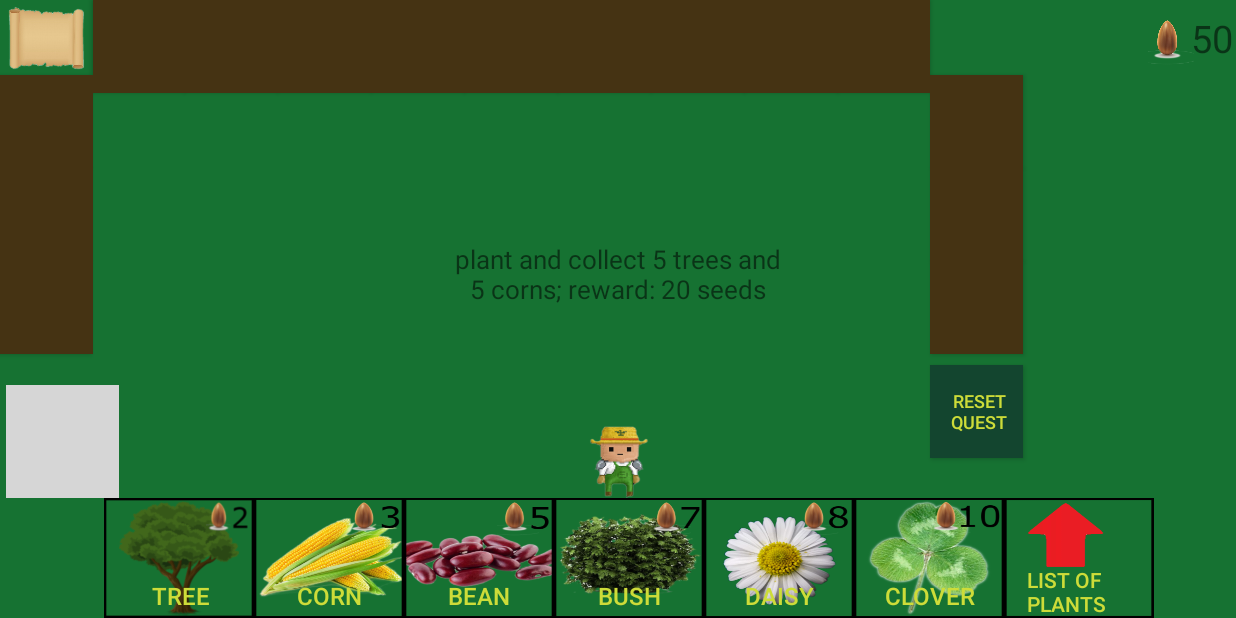
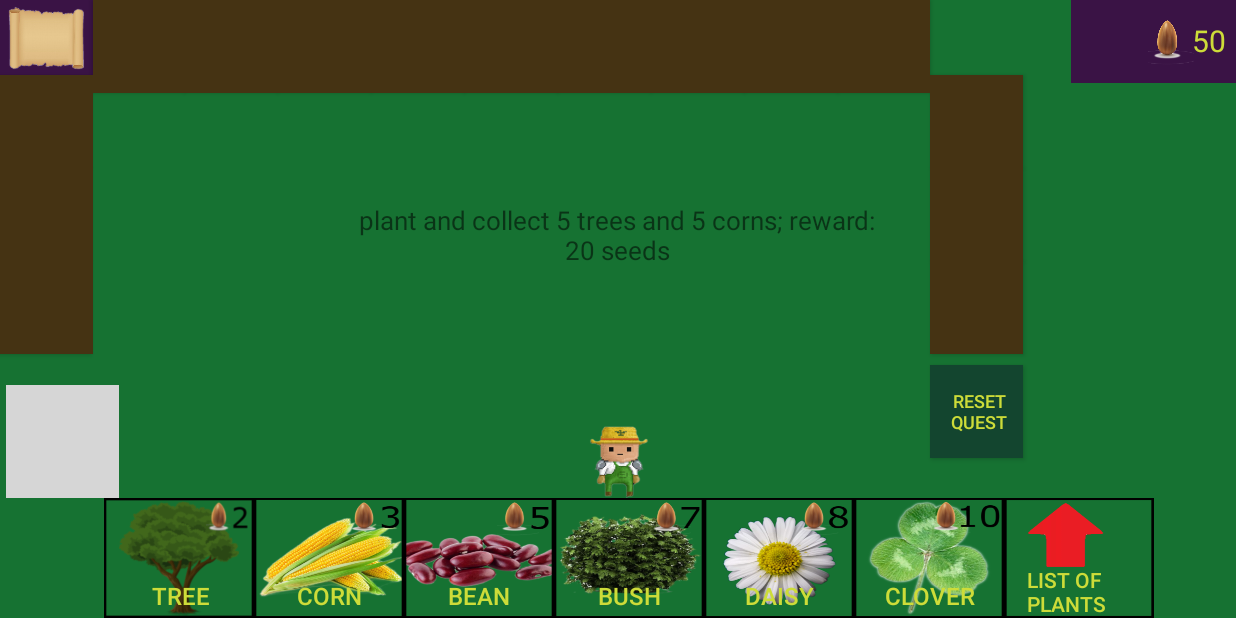
Before and after one commit to michsak/The-Little-Gardener, an Android app: the PlayGameActivity screen opened directly, with no data from a screen before it, on a phone screen of 824 x 412 dp (held sideways). Run offline under Robolectric (Android 15) with nearby library versions, the phone set to English and light mode, and no system bars; libraries missing offline, so code that uses them is left out: com.zerokol.views; plain views replace JoystickView; Roboto replaces fonts that are not available here; 3 statements that could not run were skipped; grey boxes are pictures that could not be loaded.

Commit message:
quest info textview size increase, increase distance from button, smaller score font, music loop, more seeds for dandelion

```diff
--- a/app/src/main/java/com/project/TheLittleGardener/GrowingUpParams.java
+++ b/app/src/main/java/com/project/TheLittleGardener/GrowingUpParams.java
@@ -5,8 +5,8 @@ import android.widget.Button;
 /**Contains time variables of growing plants and essential methods for plant-growing*/
 public interface GrowingUpParams
 {
-    int timeOfGrowingSeedling = 10000;
-    int growingTimeInterval = 1000;
+    public int timeOfGrowingSeedling = 10000;
+    public int growingTimeInterval = 1000;
 
     void countDownToPlantSeedling(Button button);
     void collectOrSetUpPlant(Button button, int resource);
--- a/app/src/main/java/com/project/TheLittleGardener/MainActivity.java
+++ b/app/src/main/java/com/project/TheLittleGardener/MainActivity.java
@@ -9,7 +9,6 @@ import android.view.View;
 /**Main game menu*/
 public class MainActivity extends AppCompatActivity
 {
-    private MediaPlayer mediaPlayer;
     private MusicManager menuMusicManager;
 
     @Override
@@ -33,6 +32,7 @@ public class MainActivity extends AppCompatActivity
     public void helpAction(View view)
     {
         startActivity(new Intent(MainActivity.this, HelpActivity.class));
+        menuMusicManager.stopMusic();
     }
 
     public void exitGame (View view)
@@ -42,7 +42,7 @@ public class MainActivity extends AppCompatActivity
 
     private void playMusic()
     {
-        menuMusicManager = new MusicManager(mediaPlayer);
+        menuMusicManager = new MusicManager(new MediaPlayer());
         menuMusicManager.mp = MediaPlayer.create(this, R.raw.menu);
         menuMusicManager.playMusic();
     }
--- a/app/src/main/java/com/project/TheLittleGardener/MusicManager.java
+++ b/app/src/main/java/com/project/TheLittleGardener/MusicManager.java
@@ -10,6 +10,7 @@ public class MusicManager
     MusicManager(MediaPlayer mp)
     {
         this.mp = mp;
+        mp.setLooping(true);
     }
 
     public void playMusic()
--- a/app/src/main/java/com/project/TheLittleGardener/PlantManager.java
+++ b/app/src/main/java/com/project/TheLittleGardener/PlantManager.java
@@ -2,7 +2,6 @@ package com.project.TheLittleGardener;
 
 import android.graphics.Color;
 import android.os.CountDownTimer;
-import android.util.Log;
 import android.widget.Button;
 
 /**Manages growing plant process*/
--- a/app/src/main/java/com/project/TheLittleGardener/PlantsCostAndReward.java
+++ b/app/src/main/java/com/project/TheLittleGardener/PlantsCostAndReward.java
@@ -6,7 +6,7 @@ import java.util.HashMap;
 public class PlantsCostAndReward
 {
     public final static int[] costOfPlants = new int [] {2, 3, 5, 7, 8, 10, 8, 8, 12, 15, 16, 17, 18, 20, 50};
-    public final static int[] rewardOfPlants = new int [] {1, 2, 4, 5, 8, 12, 4, 6, 12, 12, 15, 15, 17, 22, 10};
+    public final static int[] rewardOfPlants = new int [] {1, 2, 4, 5, 8, 12, 4, 6, 12, 12, 15, 15, 17, 22, 30};
 
     private static HashMap<Integer, GrownPlantsContainer> growingPlantsContainerWithIndexDict;
     private static HashMap<String, Integer> costOfEachPlant;
--- a/app/src/main/java/com/project/TheLittleGardener/PlayGameActivity.java
+++ b/app/src/main/java/com/project/TheLittleGardener/PlayGameActivity.java
@@ -14,17 +14,16 @@ import android.widget.Toast;
 import java.util.HashSet;
 
 //TODO
-//wider seed in tree and a little bit smaller seed text
-
 //gardener walking and watering animation
 //buying avatars
+//better movement system
+//better graphics
 
 public class PlayGameActivity extends AppCompatActivity
 {
     private static TextView scoreTextView;
     private static TextView plantQuestTextView;
-    private final float distanceFromButton = 230f;
-    private MediaPlayer mediaPlayer;
+    private final float distanceFromButton = 330f;
     private PlantManager[] plantManager;
     private ViewsHolder viewsHolder;
     private Joystick mainJoystick;
@@ -61,7 +60,7 @@ public class PlayGameActivity extends AppCompatActivity
 
     private void playMainSceneMusic()
     {
-        MusicManager gameMusicManager = new MusicManager(mediaPlayer);
+        MusicManager gameMusicManager = new MusicManager(new MediaPlayer());
         gameMusicManager.mp = MediaPlayer.create(this, R.raw.plantasia);
         gameMusicManager.playMusic();
     }
@@ -69,7 +68,8 @@ public class PlayGameActivity extends AppCompatActivity
     private void findNecessaryViews()
     {
         viewsHolder = new ViewsHolder(findViewById(R.id.playerView), findViewById(R.id.constraintLayout),
-                findViewById(R.id.joystickView), findViewById(R.id.plantInfoTextView), findViewById(R.id.listView));
+                findViewById(R.id.joystickView), findViewById(R.id.plantInfoTextView), findViewById(R.id.listView),
+                findViewById(R.id.backgroundView2), findViewById(R.id.backgroundView3));
         scoreTextView = findViewById(R.id.scoreText);
         plantQuestTextView = findViewById(R.id.plantQuestTextView);
     }
@@ -167,7 +167,8 @@ public class PlayGameActivity extends AppCompatActivity
     public void onClickButtonDropDownBoxList (View view)
     {
         CustomAdapter adapter = new CustomAdapter(this, dropDownListText, dropDownListImages, viewsHolder.parentView,
-                viewsHolder.player, viewsHolder.listView, plantQuestTextView, viewsHolder.plantInfoTextView);
+                viewsHolder.player, viewsHolder.listView, plantQuestTextView, viewsHolder.plantInfoTextView, viewsHolder.backgroundViewUnderPerch,
+                viewsHolder.backgroundViewUnderScore);
         viewsHolder.listView.setAdapter(adapter);
     }
 
--- a/app/src/main/java/com/project/TheLittleGardener/ViewsHolder.java
+++ b/app/src/main/java/com/project/TheLittleGardener/ViewsHolder.java
@@ -14,13 +14,18 @@ public class ViewsHolder
     public JoystickView joystickView;
     public TextView plantInfoTextView;
     public ListView listView;
+    public ImageView backgroundViewUnderPerch;
+    public ImageView backgroundViewUnderScore;
 
-    ViewsHolder(View player, View parentView, View joystickView, View plantInfoTextView, View listView)
+    ViewsHolder(View player, View parentView, View joystickView, View plantInfoTextView, View listView,
+                View backgroundViewUnderPerch, View backgroundViewUnderScore)
     {
         this.player = (ImageView) player;
         this.parentView = (View) parentView;
         this.joystickView = (JoystickView) joystickView;
         this.plantInfoTextView = (TextView) plantInfoTextView;
         this.listView = (ListView) listView;
+        this.backgroundViewUnderPerch = (ImageView) backgroundViewUnderPerch;
+        this.backgroundViewUnderScore = (ImageView) backgroundViewUnderScore;
     }
 }
--- a/app/src/main/res/layout/activity_play_game.xml
+++ b/app/src/main/res/layout/activity_play_game.xml
@@ -19,15 +19,42 @@
         app:layout_constraintTop_toTopOf="parent"
         app:srcCompat="@drawable/game_background" />
 
+    <ImageView
+        android:id="@+id/backgroundView2"
+        android:layout_width="62dp"
+        android:layout_height="55dp"
+        android:foregroundGravity="center_vertical|center_horizontal"
+        android:scaleType="centerCrop"
+        app:layout_constraintBottom_toBottomOf="parent"
+        app:layout_constraintEnd_toEndOf="parent"
+        app:layout_constraintStart_toStartOf="parent"
+        app:layout_constraintTop_toTopOf="parent"
+        app:srcCompat="@color/purple" />
+
+    <ImageView
+        android:id="@+id/backgroundView3"
+        android:layout_width="110dp"
+        android:layout_height="55dp"
+        android:foregroundGravity="center_vertical|center_horizontal"
+        android:scaleType="centerCrop"
+        android:layout_alignEnd="@id/backgroundView"
+        app:layout_constraintBottom_toBottomOf="parent"
+        app:layout_constraintEnd_toEndOf="parent"
+        app:layout_constraintStart_toStartOf="parent"
+        app:layout_constraintTop_toTopOf="parent"
+        app:srcCompat="@color/purple" />
+
     <TextView
         android:id="@+id/scoreText"
-        android:layout_width="30dp"
+        android:layout_width="35dp"
         android:layout_height="wrap_content"
         android:layout_alignParentRight="true"
-        android:layout_marginTop="8dp"
+        android:layout_marginTop="13dp"
         android:layout_marginEnd="0dp"
         android:text="20"
-        android:textSize="25dp"
+        android:textColor="@color/yellowishText"
+        android:textSize="20dp"
+        android:textAlignment="center"
         app:layout_constraintEnd_toEndOf="parent"
         app:layout_constraintTop_toBottomOf="@+id/backgroundView" />
 
@@ -44,8 +71,8 @@
 
     <TextView
         android:id="@+id/plantQuestTextView"
-        android:layout_width="230dp"
-        android:layout_height="90dp"
+        android:layout_width="346dp"
+        android:layout_height="142dp"
         android:layout_centerInParent="true"
         android:text=""
         android:textAlignment="center"
@@ -112,7 +139,7 @@
                 android:id="@+id/button2"
                 android:layout_width="62dp"
                 android:layout_height="62dp"
-                android:background="#453313"
+                android:background="@color/brown"
                 android:enabled="true"
                 android:onClick="buttonContainerOnClick"
                 android:tag="1"
--- a/app/src/main/res/values/colors.xml
+++ b/app/src/main/res/values/colors.xml
@@ -7,4 +7,5 @@
     <color name="brown">#FF453313</color>
     <color name="darkGreen">#13452f</color>
     <color name="yellowishText">#CDDC39</color>
+    <color name="purple">#3a1345</color>
 </resources>
```
Also changed, not shown: app/src/main/java/com/project/TheLittleGardener/CustomAdapter.java (+10 -1 lines), app/src/main/java/com/project/TheLittleGardener/HelpActivity.java (+6 -7 lines).
